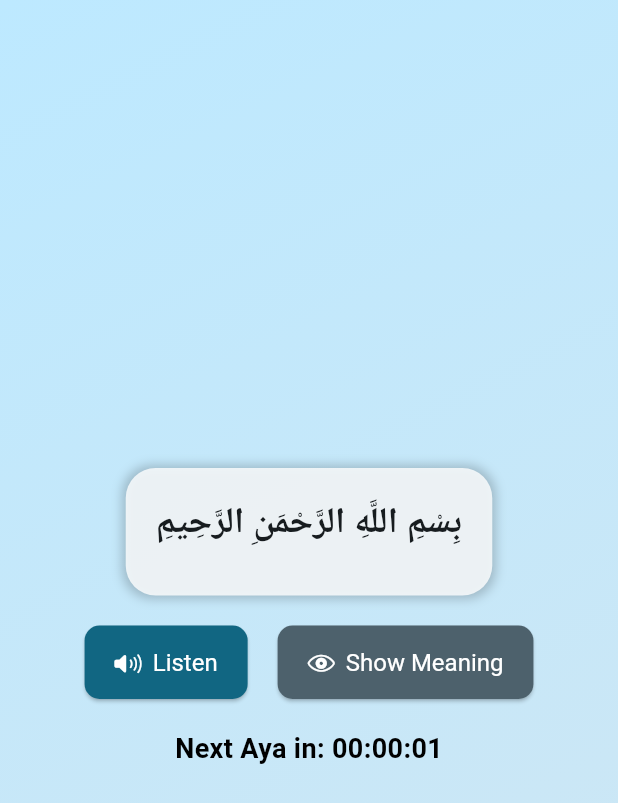
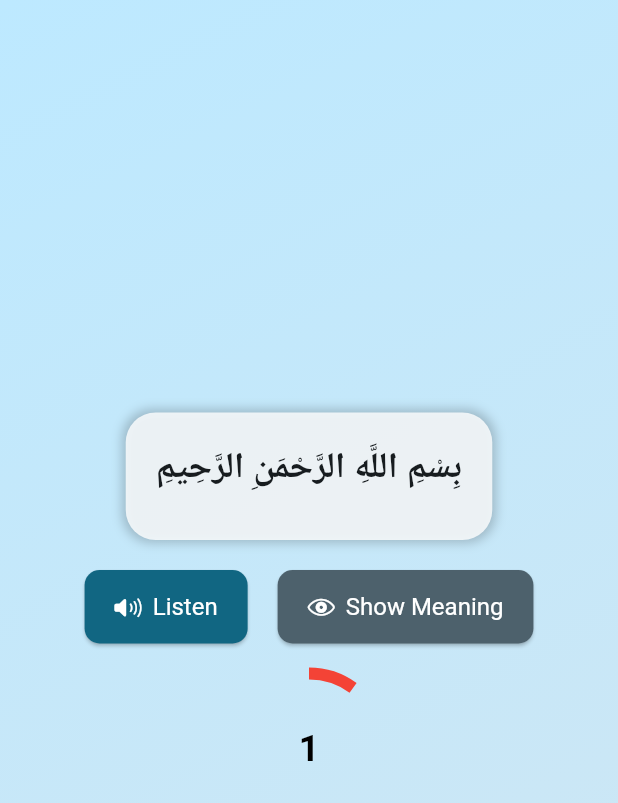
Before and after one commit to Mohammed-Al-Lail/Ayat_Application_-AI-, a Flutter app: the screen it shows after launch, after a tap on "Listen", on a phone screen of 412 x 824 dp. Shown: the top 803 px of the screen. Run offline on Flutter 3.47's test engine with Material 3 defaults, Android fonts, the phone set to English and light mode, and no system bars; our stand-ins replace audioplayers; Roboto replaces fonts that are missing (Amiri).

Commit message:
fixing the timer shape

```diff
--- a/lib/timer_widget.dart
+++ b/lib/timer_widget.dart
@@ -49,12 +49,28 @@ class _TimerWidgetState extends State<TimerWidget> {
 
   @override
   Widget build(BuildContext context) {
-    return Text(
-      'Next Aya in: ${_remainingTime.inHours.toString().padLeft(2, '0')}:${(_remainingTime.inMinutes % 60).toString().padLeft(2, '0')}:${(_remainingTime.inSeconds % 60).toString().padLeft(2, '0')}',
-      style: const TextStyle(
-        fontSize: 18,
-        color: Colors.black,
-        fontWeight: FontWeight.bold,
+    return Container(
+      width: 100,
+      height: 100,
+      child: Stack(
+        fit: StackFit.expand,
+        children: [
+          CircularProgressIndicator(
+            value: _remainingTime.inSeconds / widget.initialDuration.inSeconds,
+            strokeWidth: 8,
+            color: Colors.red,
+          ),
+          Center(
+            child: Text(
+              '${_remainingTime.inSeconds}',
+              style: const TextStyle(
+                fontSize: 24,
+                fontWeight: FontWeight.bold,
+                color: Colors.black,
+              ),
+            ),
+          ),
+        ],
       ),
     );
   }
```
